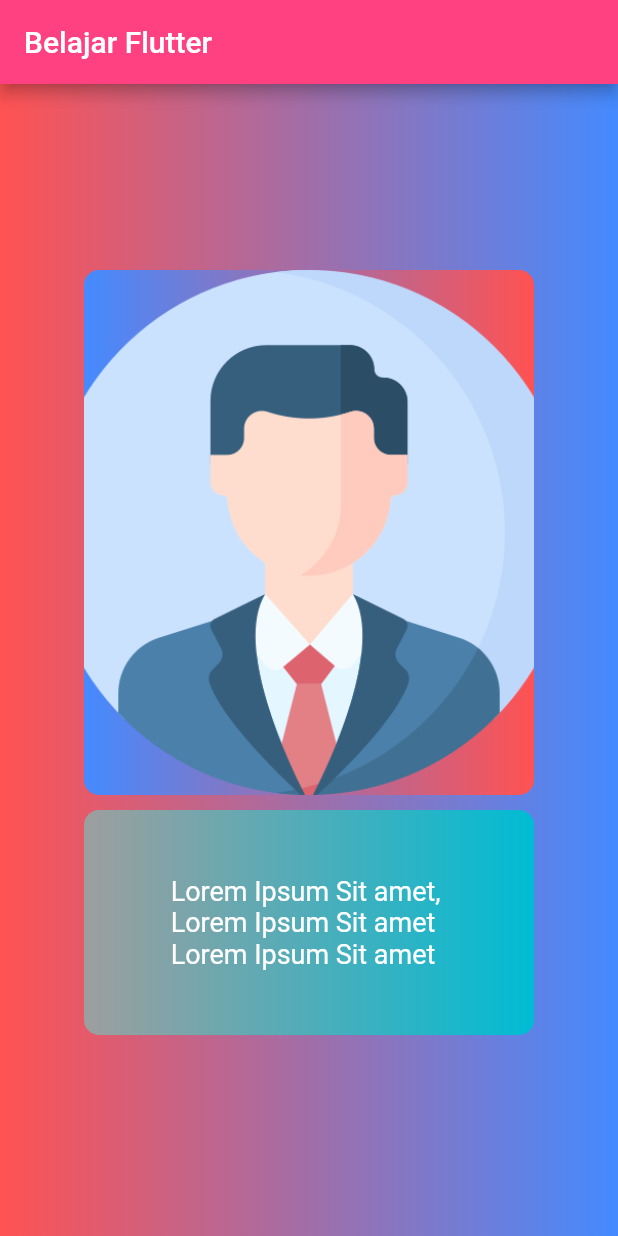
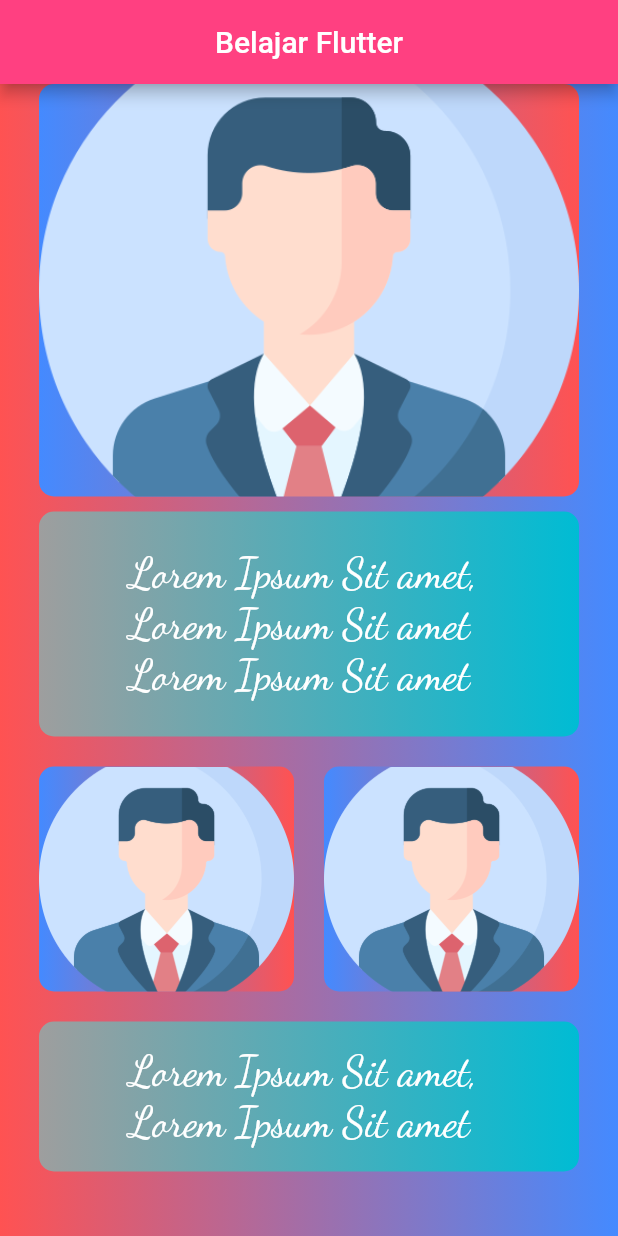
Before and after one commit to kangcand/flutter-fundamental, a Flutter app: the screen it shows after launch, on a phone screen of 412 x 824 dp. Run offline on Flutter 3.47's test engine with Material 2 defaults, Android fonts, the phone set to English and light mode, and no system bars.

Commit message:
Flutter Fundamental - Latihan2

```diff
--- a/lib/container.dart
+++ b/lib/container.dart
@@ -13,7 +13,9 @@ class ContainerWidget extends StatelessWidget {
           decoration: BoxDecoration(
             color: Colors.redAccent,
             image: DecorationImage(
-                image: AssetImage('assets/img/profile.png'), fit: BoxFit.cover),
+              image: AssetImage('assets/img/profile.png'),
+              fit: BoxFit.cover,
+            ),
             border: Border.all(color: Colors.black, width: 8),
             borderRadius: BorderRadius.circular(12),
           ),
--- a/lib/latihan.dart
+++ b/lib/latihan.dart
@@ -37,7 +37,10 @@ class Latihan extends StatelessWidget {
                 child: Center(
                   child: Text(
                     "Lorem Ipsum Sit amet, \nLorem Ipsum Sit amet \nLorem Ipsum Sit amet",
-                    style: TextStyle(color: Colors.white, fontSize: 18),
+                    style: TextStyle(
+                        color: Colors.white,
+                        fontFamily: 'DancingScript',
+                        fontSize: 28),
                   ),
                 ),
               ),
--- /dev/null
+++ b/lib/latihan2.dart
@@ -0,0 +1,107 @@
+import 'package:flutter/material.dart';
+
+class LatihanDua extends StatelessWidget {
+  const LatihanDua({Key? key}) : super(key: key);
+
+  @override
+  Widget build(BuildContext context) {
+    return Container(
+      decoration: BoxDecoration(
+        gradient: LinearGradient(colors: [Colors.redAccent, Colors.blueAccent]),
+      ),
+      child: ListView(
+        children: [
+          Row(
+            mainAxisAlignment: MainAxisAlignment.spaceAround,
+            children: [
+              Column(
+                mainAxisAlignment: MainAxisAlignment.center,
+                children: [
+                  Container(
+                    width: 360,
+                    height: 275,
+                    decoration: BoxDecoration(
+                      image: DecorationImage(
+                          image: AssetImage('assets/img/profile.png'),
+                          fit: BoxFit.cover),
+                      gradient: LinearGradient(
+                          colors: [Colors.blueAccent, Colors.redAccent]),
+                      borderRadius: BorderRadius.circular(10),
+                    ),
+                  ),
+                  Container(
+                    width: 360,
+                    height: 150,
+                    margin: EdgeInsets.all(10),
+                    decoration: BoxDecoration(
+                        gradient:
+                            LinearGradient(colors: [Colors.grey, Colors.cyan]),
+                        borderRadius: BorderRadius.circular(10)),
+                    child: Center(
+                      child: Text(
+                        "Lorem Ipsum Sit amet, \nLorem Ipsum Sit amet \nLorem Ipsum Sit amet",
+                        style: TextStyle(
+                            color: Colors.white,
+                            fontFamily: 'DancingScript',
+                            fontSize: 28),
+                      ),
+                    ),
+                  ),
+                  Row(
+                    mainAxisAlignment: MainAxisAlignment.spaceAround,
+                    children: [
+                      Container(
+                        width: 170,
+                        height: 150,
+                        margin: EdgeInsets.all(10),
+                        decoration: BoxDecoration(
+                          image: DecorationImage(
+                              image: AssetImage('assets/img/profile.png'),
+                              fit: BoxFit.cover),
+                          gradient: LinearGradient(
+                              colors: [Colors.blueAccent, Colors.redAccent]),
+                          borderRadius: BorderRadius.circular(10),
+                        ),
+                      ),
+                      Container(
+                        width: 170,
+                        height: 150,
+                        margin: EdgeInsets.all(10),
+                        decoration: BoxDecoration(
+                          image: DecorationImage(
+                              image: AssetImage('assets/img/profile.png'),
+                              fit: BoxFit.cover),
+                          gradient: LinearGradient(
+                              colors: [Colors.blueAccent, Colors.redAccent]),
+                          borderRadius: BorderRadius.circular(10),
+                        ),
+                      ),
+                    ],
+                  ),
+                  Container(
+                    width: 360,
+                    height: 100,
+                    margin: EdgeInsets.all(10),
+                    decoration: BoxDecoration(
+                        gradient:
+                            LinearGradient(colors: [Colors.grey, Colors.cyan]),
+                        borderRadius: BorderRadius.circular(10)),
+                    child: Center(
+                      child: Text(
+                        "Lorem Ipsum Sit amet, \nLorem Ipsum Sit amet",
+                        style: TextStyle(
+                            color: Colors.white,
+                            fontFamily: 'DancingScript',
+                            fontSize: 28),
+                      ),
+                    ),
+                  ),
+                ],
+              ),
+            ],
+          ),
+        ],
+      ),
+    );
+  }
+}
--- a/lib/main.dart
+++ b/lib/main.dart
@@ -1,6 +1,8 @@
 import 'package:flutter/material.dart';
 import 'package:learning/column.dart';
 import 'package:learning/latihan.dart';
+import 'package:learning/latihan2.dart';
+import 'listview/list_basic.dart';
 import 'text.dart';
 
 import 'container.dart';
@@ -17,13 +19,16 @@ class MyApp extends StatelessWidget {
   Widget build(BuildContext context) {
     return MaterialApp(
       title: "Flutter Pertama",
+      debugShowCheckedModeBanner: false,
       home: Scaffold(
         appBar: AppBar(
           title: Text("Belajar Flutter"),
           backgroundColor: Colors.pinkAccent,
+          centerTitle: true,
         ),
-        body: Latihan(),
+        body: LatihanDua(),
       ),
+      // home: ContainerWidget(),
     );
   }
 }
```
Also changed, not shown: assets/fonts/Dancing_Script/OFL.txt (added, +93 -0 lines), lib/listview/list_basic.dart (added, +71 -0 lines), lib/row.dart (+7 -1 lines), pubspec.yaml (+4 -4 lines), assets/fonts/Dancing_Script/DancingScript-VariableFont_wght.ttf (added), assets/fonts/Dancing_Script/README.txt (added), assets/fonts/Dancing_Script/static/DancingScript-Bold.ttf (added), assets/fonts/Dancing_Script/static/DancingScript-Medium.ttf (added), assets/fonts/Dancing_Script/static/DancingScript-Regular.ttf (added), assets/fonts/Dancing_Script/static/DancingScript-SemiBold.ttf (added), lib/listview/list_builder.dart (added), lib/listview/list_separated.dart (added).
